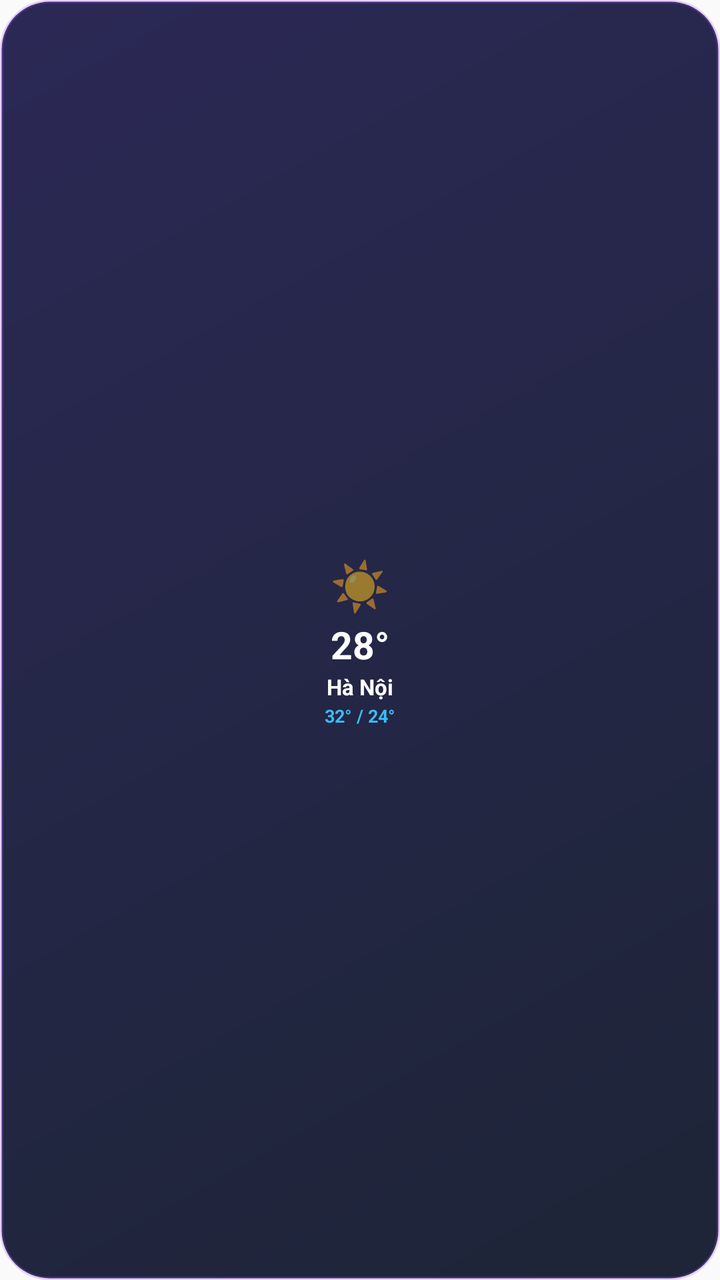
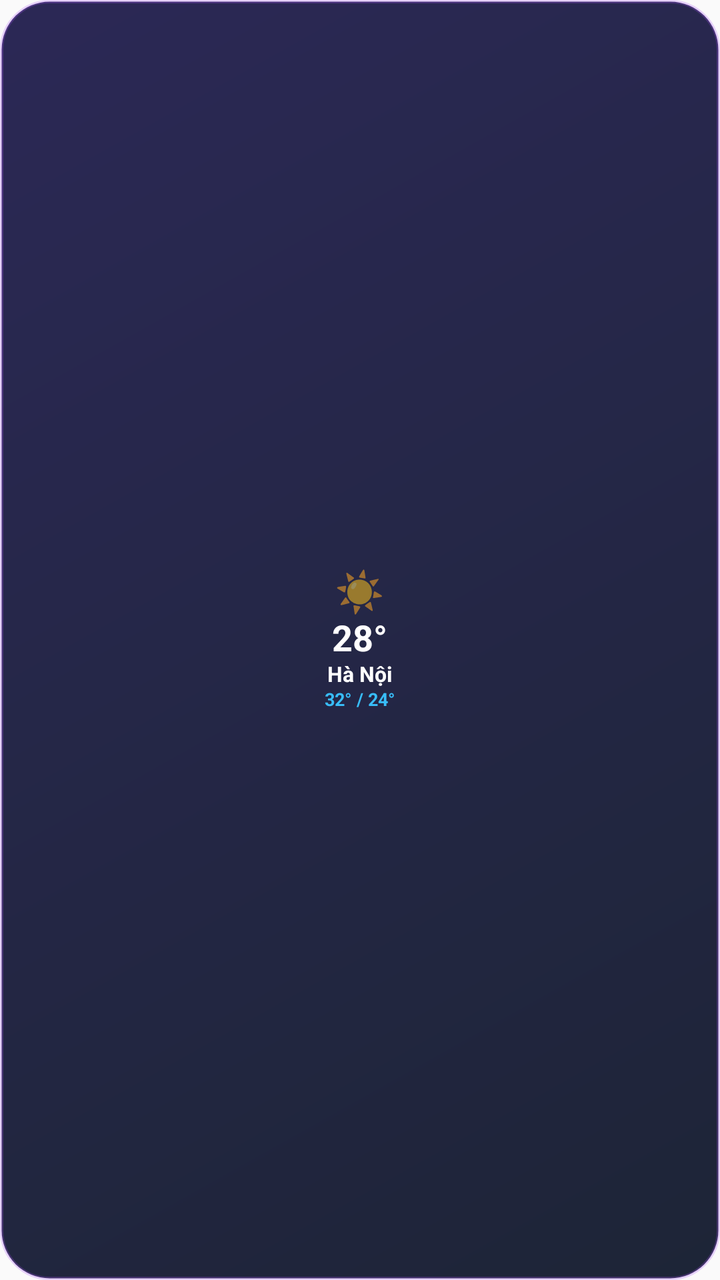

Before-and-after screenshots of an Android layout around one commit, followed by the original layout XML and the change that was made.
<!-- AndroidManifest.xml: application theme Theme.Weather24h -->
<!-- res/layout/weather_widget_mini.xml -->
<?xml version="1.0" encoding="utf-8"?>
<FrameLayout xmlns:android="http://schemas.android.com/apk/res/android"
    android:id="@+id/mini_widget_root"
    android:layout_width="match_parent"
    android:layout_height="match_parent">

    
    <ImageView
        android:id="@+id/mini_widget_bg_layer"
        android:layout_width="match_parent"
        android:layout_height="match_parent"
        android:scaleType="fitXY"
        android:src="@drawable/widget_bg_dark" />

    
    <LinearLayout
        android:id="@+id/mini_widget_content"
        android:layout_width="match_parent"
        android:layout_height="match_parent"
        android:gravity="center"
        android:orientation="vertical"
        android:paddingLeft="8dp"
        android:paddingRight="8dp"
        android:paddingStart="8dp"
        android:paddingEnd="8dp"
        android:paddingTop="8dp"
        android:paddingBottom="8dp">

        <TextView
            android:id="@+id/mini_widget_icon"
            android:layout_width="wrap_content"
            android:layout_height="wrap_content"
            android:text="☀️"
            android:textSize="24sp" />

        <TextView
            android:id="@+id/mini_widget_temp"
            android:layout_width="wrap_content"
            android:layout_height="wrap_content"
            android:layout_marginTop="1dp"
            android:singleLine="true"
            android:text="28°"
            android:textColor="#FFFFFF"
            android:textSize="19sp"
            android:textStyle="bold" />

        <TextView
            android:id="@+id/mini_widget_city"
            android:layout_width="wrap_content"
            android:layout_height="wrap_content"
            android:layout_marginTop="1dp"
            android:ellipsize="end"
            android:maxLines="1"
            android:singleLine="true"
            android:text="Hà Nội"
            android:textColor="#FFFFFF"
            android:textSize="11sp"
            android:textStyle="bold" />

        <TextView
            android:id="@+id/mini_widget_desc"
            android:layout_width="wrap_content"
            android:layout_height="wrap_content"
            android:layout_marginTop="1dp"
            android:ellipsize="end"
            android:maxLines="1"
            android:singleLine="true"
            android:text="32° / 24°"
            android:textColor="#38BDF8"
            android:textSize="9sp"
            android:textStyle="bold" />

    </LinearLayout>

</FrameLayout>
<!-- resources referenced by this layout -->
<resources>
  <!-- drawable widget_bg_dark (drawable) -->
  <?xml version="1.0" encoding="utf-8"?>
  <shape xmlns:android="http://schemas.android.com/apk/res/android"
      android:shape="rectangle">
      <gradient
          android:angle="315"
          android:startColor="#F01E1B4B"
          android:endColor="#F00F172A" />
      <corners android:radius="24dp" />
      <stroke
          android:width="1.5dp"
          android:color="#40A855F7" />
  </shape>
  <style name="Theme.Weather24h" parent="android:Theme.Material.Light.NoActionBar">
          <item name="android:statusBarColor">@android:color/transparent</item>
          <item name="android:navigationBarColor">@android:color/transparent</item>
          <item name="android:windowLightStatusBar">true</item>
          <item name="android:windowLightNavigationBar">true</item>
      </style>
</resources>

<!-- the commit's change to res/layout/weather_widget_mini.xml (unified diff, before → after) -->
@@ -19,29 +19,31 @@
         android:layout_height="match_parent"
         android:gravity="center"
         android:orientation="vertical"
-        android:paddingLeft="8dp"
-        android:paddingRight="8dp"
-        android:paddingStart="8dp"
-        android:paddingEnd="8dp"
-        android:paddingTop="8dp"
-        android:paddingBottom="8dp">
+        android:paddingLeft="6dp"
+        android:paddingRight="6dp"
+        android:paddingStart="6dp"
+        android:paddingEnd="6dp"
+        android:paddingTop="5dp"
+        android:paddingBottom="5dp">
 
         <TextView
             android:id="@+id/mini_widget_icon"
             android:layout_width="wrap_content"
             android:layout_height="wrap_content"
+            android:includeFontPadding="false"
             android:text="☀️"
-            android:textSize="24sp" />
+            android:textSize="20sp" />
 
         <TextView
             android:id="@+id/mini_widget_temp"
             android:layout_width="wrap_content"
             android:layout_height="wrap_content"
             android:layout_marginTop="1dp"
+            android:includeFontPadding="false"
             android:singleLine="true"
             android:text="28°"
             android:textColor="#FFFFFF"
-            android:textSize="19sp"
+            android:textSize="18sp"
             android:textStyle="bold" />
 
         <TextView
@@ -50,11 +52,12 @@
             android:layout_height="wrap_content"
             android:layout_marginTop="1dp"
             android:ellipsize="end"
+            android:includeFontPadding="false"
             android:maxLines="1"
             android:singleLine="true"
             android:text="Hà Nội"
             android:textColor="#FFFFFF"
-            android:textSize="11sp"
+            android:textSize="10.5sp"
             android:textStyle="bold" />
 
         <TextView
@@ -63,6 +66,7 @@
             android:layout_height="wrap_content"
             android:layout_marginTop="1dp"
             android:ellipsize="end"
+            android:includeFontPadding="false"
             android:maxLines="1"
             android:singleLine="true"
             android:text="32° / 24°"
@@ -70,6 +74,20 @@
             android:textSize="9sp"
             android:textStyle="bold" />
 
+        <TextView
+            android:id="@+id/mini_widget_sub"
+            android:layout_width="wrap_content"
+            android:layout_height="wrap_content"
+            android:layout_marginTop="2dp"
+            android:ellipsize="end"
+            android:includeFontPadding="false"
+            android:maxLines="1"
+            android:singleLine="true"
+            android:text="Cảm giác 30° • 💧70%"
+            android:textColor="#CBD5E1"
+            android:textSize="9.5sp"
+            android:visibility="gone" />
+
     </LinearLayout>
 
 </FrameLayout>
